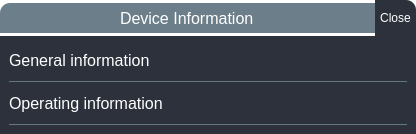
Qt form UI/forms/DeviceInfoDialog.ui (romangolovkou/AQteck_toolMAX) before a commit.
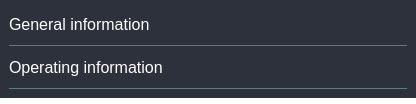
The same form after that commit.

Commit message: Правки UI та доналаштування шаблону діалогових вікон

The edit to the form file:
```diff
--- a/UI/forms/DeviceInfoDialog.ui
+++ b/UI/forms/DeviceInfoDialog.ui
@@ -10,7 +10,7 @@
     <x>0</x>
     <y>0</y>
     <width>416</width>
-    <height>134</height>
+    <height>104</height>
    </rect>
   </property>
   <property name="sizePolicy">
@@ -83,137 +83,6 @@
    <property name="bottomMargin">
     <number>0</number>
    </property>
-   <item>
-    <widget class="QFrame" name="toolboxFrame">
-     <property name="minimumSize">
-      <size>
-       <width>0</width>
-       <height>30</height>
-      </size>
-     </property>
-     <property name="frameShape">
-      <enum>QFrame::StyledPanel</enum>
-     </property>
-     <property name="frameShadow">
-      <enum>QFrame::Raised</enum>
-     </property>
-     <layout class="QHBoxLayout" name="horizontalLayout">
-      <property name="spacing">
-       <number>0</number>
-      </property>
-      <property name="leftMargin">
-       <number>0</number>
-      </property>
-      <property name="topMargin">
-       <number>0</number>
-      </property>
-      <property name="rightMargin">
-       <number>0</number>
-      </property>
-      <property name="bottomMargin">
-       <number>0</number>
-      </property>
-      <item>
-       <widget class="QFrame" name="windowNameFrame">
-        <property name="sizePolicy">
-         <sizepolicy hsizetype="Expanding" vsizetype="Preferred">
-          <horstretch>0</horstretch>
-          <verstretch>0</verstretch>
-         </sizepolicy>
-        </property>
-        <property name="maximumSize">
-         <size>
-          <width>16777215</width>
-          <height>30</height>
-         </size>
-        </property>
-        <property name="frameShape">
-         <enum>QFrame::StyledPanel</enum>
-        </property>
-        <property name="frameShadow">
-         <enum>QFrame::Raised</enum>
-        </property>
-        <layout class="QHBoxLayout" name="horizontalLayout_3">
-         <property name="spacing">
-          <number>0</number>
-         </property>
-         <property name="leftMargin">
-          <number>5</number>
-         </property>
-         <property name="topMargin">
-          <number>0</number>
-         </property>
-         <property name="rightMargin">
-          <number>5</number>
-         </property>
-         <property name="bottomMargin">
-          <number>0</number>
-         </property>
-         <item alignment="Qt::AlignHCenter">
-          <widget class="QLabel" name="windowNameLabel">
-           <property name="sizePolicy">
-            <sizepolicy hsizetype="Expanding" vsizetype="Preferred">
-             <horstretch>0</horstretch>
-             <verstretch>0</verstretch>
-            </sizepolicy>
-           </property>
-           <property name="maximumSize">
-            <size>
-             <width>16777215</width>
-             <height>30</height>
-            </size>
-           </property>
-           <property name="text">
-            <string>Device Information</string>
-           </property>
-          </widget>
-         </item>
-        </layout>
-       </widget>
-      </item>
-      <item alignment="Qt::AlignRight">
-       <widget class="QFrame" name="btnFrame">
-        <property name="frameShape">
-         <enum>QFrame::StyledPanel</enum>
-        </property>
-        <property name="frameShadow">
-         <enum>QFrame::Raised</enum>
-        </property>
-        <layout class="QHBoxLayout" name="horizontalLayout_2">
-         <property name="spacing">
-          <number>0</number>
-         </property>
-         <property name="leftMargin">
-          <number>5</number>
-         </property>
-         <property name="topMargin">
-          <number>0</number>
-         </property>
-         <property name="rightMargin">
-          <number>5</number>
-         </property>
-         <property name="bottomMargin">
-          <number>0</number>
-         </property>
-         <item alignment="Qt::AlignHCenter">
-          <widget class="QPushButton" name="closeBtn">
-           <property name="maximumSize">
-            <size>
-             <width>50</width>
-             <height>30</height>
-            </size>
-           </property>
-           <property name="text">
-            <string>Close</string>
-           </property>
-          </widget>
-         </item>
-        </layout>
-       </widget>
-      </item>
-     </layout>
-    </widget>
-   </item>
    <item alignment="Qt::AlignTop">
     <widget class="QFrame" name="mainFrame">
      <property name="enabled">
```
The commit also changes 4 other files.
